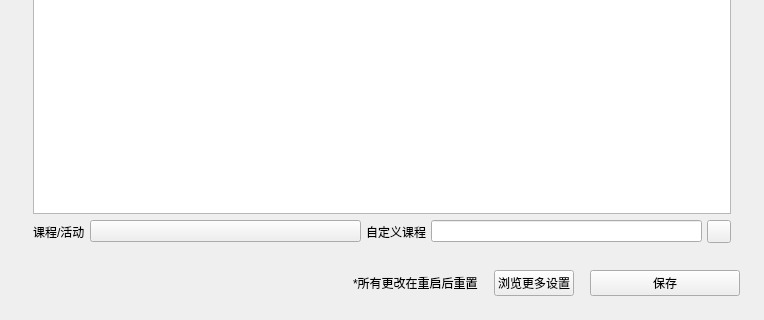
Class-Widgets/Class-Widgets, file view/extra_menu.ui: the form before one commit; both pictures show x 0 to 764 and y 363 to 683 of the 764 by 683 pixel window.
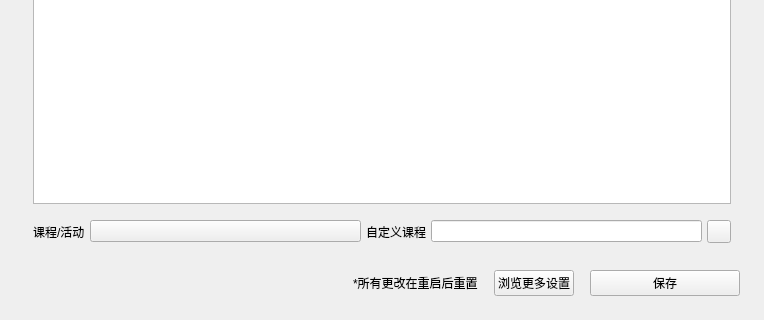
The form after the commit. Custom widgets are drawn as their Qt base class.

Commit message: fix: 滚动条策略修正

What changed in the file:
```diff
--- a/view/extra_menu.ui
+++ b/view/extra_menu.ui
@@ -153,7 +153,7 @@
          </size>
         </property>
         <property name="sizeAdjustPolicy">
-         <enum>QAbstractScrollArea::AdjustIgnored</enum>
+         <enum>QAbstractScrollArea::AdjustToContents</enum>
         </property>
         <property name="dragDropMode">
          <enum>QAbstractItemView::NoDragDrop</enum>
@@ -167,8 +167,30 @@
         <property name="isWrapping" stdset="0">
          <bool>false</bool>
         </property>
+        <property name="verticalScrollBarPolicy">
+         <enum>Qt::ScrollBarAsNeeded</enum>
+        </property>
+        <property name="horizontalScrollBarPolicy">
+         <enum>Qt::ScrollBarAlwaysOff</enum>
+        </property>
        </widget>
       </item>
+      <item>
+       <spacer name="verticalSpacer">
+        <property name="orientation">
+         <enum>Qt::Vertical</enum>
+        </property>
+        <property name="sizeType">
+         <enum>QSizePolicy::Fixed</enum>
+        </property>
+        <property name="sizeHint" stdset="0">
+         <size>
+          <width>20</width>
+          <height>10</height>
+         </size>
+        </property>
+       </spacer>
+      </item>
       <item>
        <layout class="QHBoxLayout" name="horizontalLayout">
         <property name="spacing">
@@ -295,6 +317,11 @@
    <extends>QPushButton</extends>
    <header>qfluentwidgets</header>
   </customwidget>
+  <customwidget>
+   <class>HyperlinkButton</class>
+   <extends>PushButton</extends>
+   <header>qfluentwidgets</header>
+  </customwidget>
   <customwidget>
    <class>PushButton</class>
    <extends>QPushButton</extends>
@@ -351,11 +378,6 @@
    <extends>QListWidget</extends>
    <header>qfluentwidgets</header>
   </customwidget>
-  <customwidget>
-   <class>HyperlinkButton</class>
-   <extends>PushButton</extends>
-   <header>qfluentwidgets</header>
-  </customwidget>
  </customwidgets>
  <resources/>
  <connections/>
```
